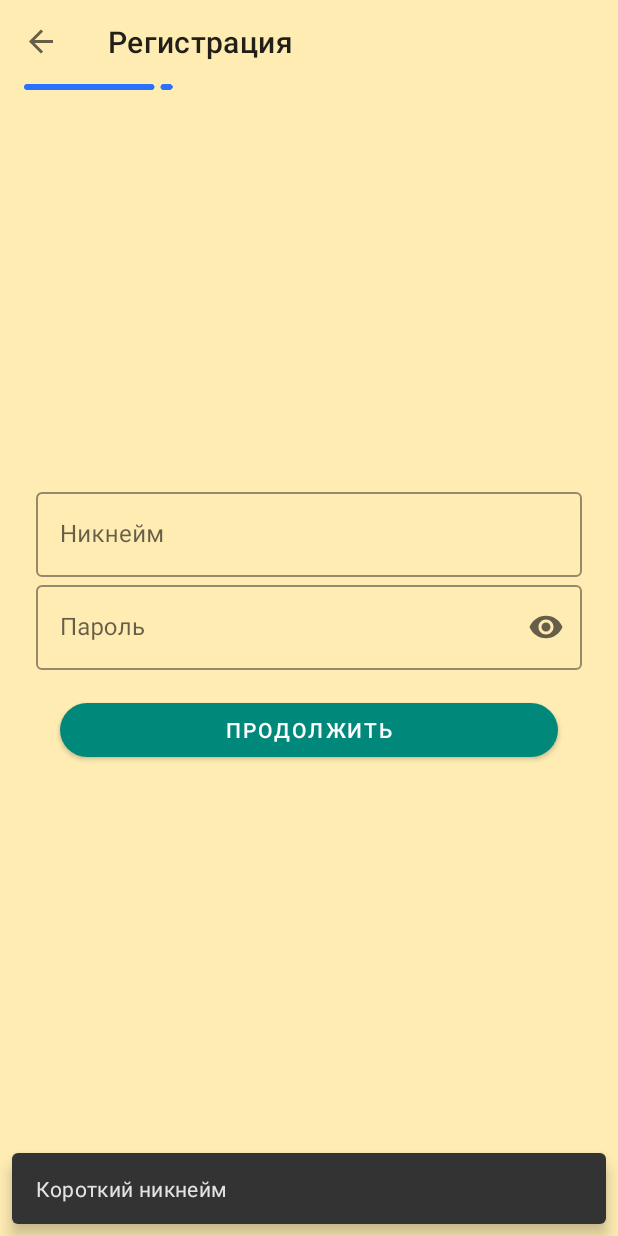
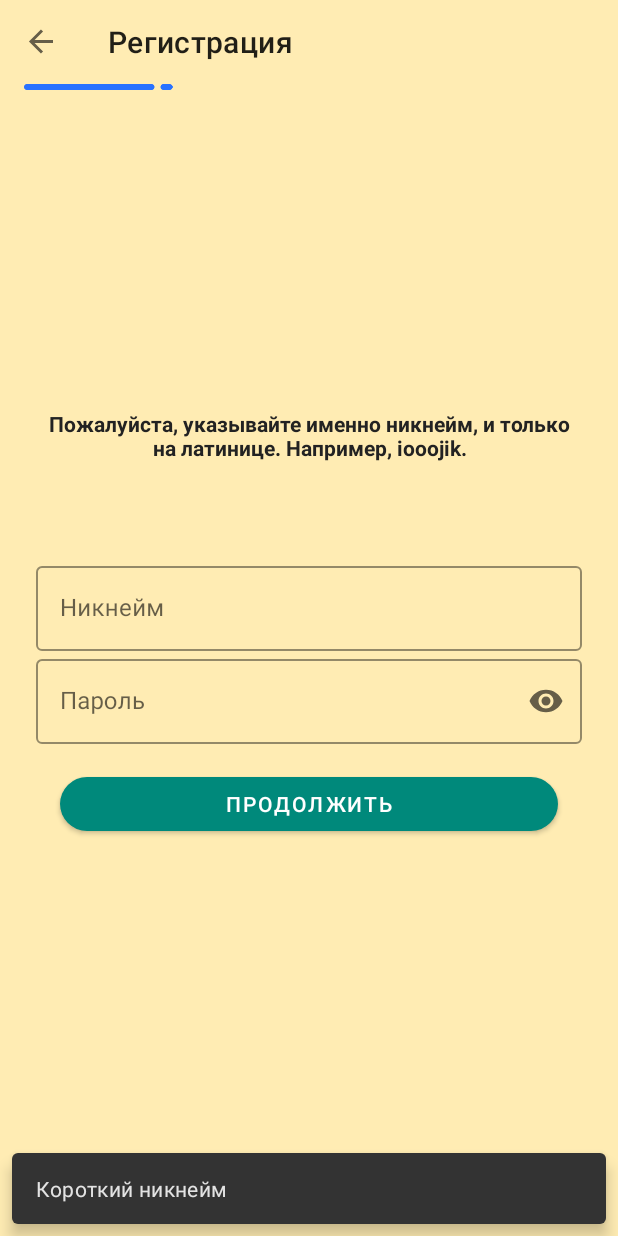
Before and after one commit to iooojik/anon_meet_kotlin, an Android app: the screen it shows after launch (MainActivity), after a tap on "ЗАРЕГИСТРИРОВАТЬСЯ", on a phone screen of 412 x 824 dp. Run offline under Robolectric (Android 15) with nearby library versions, the phone set to English and light mode, and no system bars; our stand-ins replace AdMob, Room's generated code, data binding, navigation-ui; pictures from the network do not load; 2 statements that could not run were skipped; 2 other taps on this screen came first.

Commit message:
app info fragment was added

```diff
--- a/app/build.gradle
+++ b/app/build.gradle
@@ -12,8 +12,8 @@ android {
         applicationId "iooojik.anon.meet"
         minSdk 23
         targetSdk 31
-        versionCode 5
-        versionName "1.0.2"
+        versionCode 6
+        versionName "1.1.0"
         vectorDrawables.useSupportLibrary = true
         testInstrumentationRunner "androidx.test.runner.AndroidJUnitRunner"
         //room
@@ -48,6 +48,8 @@ android {
 }
 
 dependencies {
+    implementation 'com.squareup.picasso:picasso:2.71828'
+    implementation 'jp.wasabeef:picasso-transformations:2.4.0'
     implementation 'androidx.navigation:navigation-fragment-ktx:2.3.5'
     implementation 'androidx.navigation:navigation-ui-ktx:2.3.5'
     androidTestImplementation "androidx.navigation:navigation-testing:2.3.5"
--- a/app/src/main/java/iooojik/anon/meet/ui/auth/registration/RegistrationFragment1.kt
+++ b/app/src/main/java/iooojik/anon/meet/ui/auth/registration/RegistrationFragment1.kt
@@ -1,6 +1,7 @@
 package iooojik.anon.meet.ui.auth.registration
 
 import android.os.Bundle
+import android.text.InputFilter
 import android.view.LayoutInflater
 import android.view.View
 import android.view.ViewGroup
@@ -21,10 +22,25 @@ class RegistrationFragment1 : Fragment(), RegistrationFragment1Logic {
     ): View {
         binding = FragmentRegistration1Binding.inflate(inflater)
         binding.fragment = this
+        setNicknameFilter()
         return binding.root
     }
 
-    fun goToNextStep(view: View){
+    private fun setNicknameFilter() {
+        binding.nicknameTextField.editText!!.filters =
+            arrayOf(InputFilter { src, _, _, _, _, _ ->
+                if (src.equals("")) {
+                    return@InputFilter src
+                }
+                if (src.toString().matches("[a-zA-Z0-9]+".toRegex())) {
+                    return@InputFilter src
+                }
+                return@InputFilter ""
+            }
+            )
+    }
+
+    fun goToNextStep(view: View) {
         User.mUserLogin = binding.nicknameTextField.editText!!.text.trim().toString()
         User.mPassword = binding.passwordTextField.editText!!.text.trim().toString()
         if (checkNicknameAndPasswordLength(
@@ -37,7 +53,7 @@ class RegistrationFragment1 : Fragment(), RegistrationFragment1Logic {
         }
     }
 
-    fun onLayoutClick(view: View){
+    fun onLayoutClick(view: View) {
         hideKeyBoard(requireActivity(), binding.root)
         binding.passwordTextField.clearFocus()
         binding.nicknameTextField.clearFocus()
--- a/app/src/main/res/layout/fragment_registration1.xml
+++ b/app/src/main/res/layout/fragment_registration1.xml
@@ -27,6 +27,14 @@
             app:layout_constraintStart_toStartOf="parent"
             app:layout_constraintTop_toTopOf="parent">
 
+            <TextView
+                android:layout_width="match_parent"
+                android:layout_height="wrap_content"
+                android:layout_marginBottom="@dimen/standard_margin_large2"
+                android:text="@string/registration_info"
+                android:textAlignment="center"
+                android:textStyle="bold" />
+
             <com.google.android.material.textfield.TextInputLayout
                 android:id="@+id/nickname_text_field"
                 android:layout_width="match_parent"
@@ -36,7 +44,7 @@
                 <com.google.android.material.textfield.TextInputEditText
                     android:layout_width="match_parent"
                     android:layout_height="wrap_content"
-                    android:inputType="text" />
+                    android:inputType="textEmailAddress" />
 
             </com.google.android.material.textfield.TextInputLayout>
 
--- a/app/src/main/res/layout/profile_header.xml
+++ b/app/src/main/res/layout/profile_header.xml
@@ -4,7 +4,6 @@
     xmlns:tools="http://schemas.android.com/tools">
 
     <data>
-
         <variable
             name="user"
             type="iooojik.anon.meet.data.models.UserViewModel" />
@@ -16,8 +15,8 @@
 
         <ImageView
             android:id="@+id/avatar"
-            android:layout_width="50dp"
-            android:layout_height="50dp"
+            android:layout_width="70dp"
+            android:layout_height="70dp"
             android:layout_marginStart="8dp"
             android:layout_marginTop="8dp"
             android:contentDescription="@string/avatar"
@@ -33,7 +32,6 @@
             android:layout_marginStart="8dp"
             android:layout_marginBottom="8dp"
             android:text="@{@string/text_view_age(String.format(`%s`, user.userLiveData.userLogin), String.format(`%s`, user.userLiveData.filter.myAge))}"
-            android:textColor="@android:color/black"
             android:textSize="20sp"
             app:layout_constraintBottom_toTopOf="@+id/reputation"
             app:layout_constraintStart_toEndOf="@+id/avatar"
--- a/app/src/main/res/navigation/app_navigation.xml
+++ b/app/src/main/res/navigation/app_navigation.xml
@@ -19,7 +19,7 @@
                 app:enterAnim="@anim/nav_default_enter_anim"
                 app:exitAnim="@anim/nav_default_exit_anim"
                 app:popEnterAnim="@anim/nav_default_pop_enter_anim"
-                app:popExitAnim="@anim/nav_default_pop_exit_anim"/>
+                app:popExitAnim="@anim/nav_default_pop_exit_anim" />
         </fragment>
         <fragment
             android:id="@+id/registrationFragment1"
@@ -32,20 +32,20 @@
                 app:enterAnim="@anim/nav_default_enter_anim"
                 app:exitAnim="@anim/nav_default_exit_anim"
                 app:popEnterAnim="@anim/nav_default_pop_enter_anim"
-                app:popExitAnim="@anim/nav_default_pop_exit_anim"/>
+                app:popExitAnim="@anim/nav_default_pop_exit_anim" />
             <action
                 android:id="@+id/action_registrationFragment1_to_loginFragment"
                 app:destination="@id/loginFragment"
                 app:enterAnim="@anim/nav_default_enter_anim"
                 app:exitAnim="@anim/nav_default_exit_anim"
                 app:popEnterAnim="@anim/nav_default_pop_enter_anim"
-                app:popExitAnim="@anim/nav_default_pop_exit_anim"/>
+                app:popExitAnim="@anim/nav_default_pop_exit_anim" />
         </fragment>
         <fragment
             android:id="@+id/registrationFragment2"
             android:name="iooojik.anon.meet.ui.auth.registration.RegistrationFragment2"
             android:label="@string/register_fragment2_title"
-            tools:layout="@layout/fragment_registration2" >
+            tools:layout="@layout/fragment_registration2">
             <action
                 android:id="@+id/action_registrationFragment2_to_registrationFragment1"
                 app:destination="@id/registrationFragment1" />
@@ -56,7 +56,7 @@
             app:enterAnim="@anim/nav_default_enter_anim"
             app:exitAnim="@anim/nav_default_exit_anim"
             app:popEnterAnim="@anim/nav_default_pop_enter_anim"
-            app:popExitAnim="@anim/nav_default_pop_exit_anim"/>
+            app:popExitAnim="@anim/nav_default_pop_exit_anim" />
     </navigation>
     <navigation
         android:id="@+id/main_process_navigation"
@@ -81,15 +81,23 @@
                 app:exitAnim="@anim/nav_default_exit_anim"
                 app:popEnterAnim="@anim/nav_default_pop_enter_anim"
                 app:popExitAnim="@anim/nav_default_pop_exit_anim" />
+
         </fragment>
         <fragment
             android:id="@+id/settingsFragment"
             android:name="iooojik.anon.meet.ui.settings.SettingsFragment"
             android:label="@string/settings_title"
-            tools:layout="@layout/fragment_settings" >
+            tools:layout="@layout/fragment_settings">
             <action
                 android:id="@+id/action_settingsFragment_to_filtersFragment"
                 app:destination="@id/filtersFragment"
+                app:enterAnim="@anim/nav_default_enter_anim"
+                app:exitAnim="@anim/nav_default_exit_anim"
+                app:popEnterAnim="@anim/nav_default_pop_enter_anim"
+                app:popExitAnim="@anim/nav_default_pop_exit_anim" />
+            <action
+                android:id="@+id/action_settingsFragment_to_aboutAppFragment"
+                app:destination="@id/aboutAppFragment"
                 app:enterAnim="@anim/nav_default_enter_anim"
                 app:exitAnim="@anim/nav_default_exit_anim"
                 app:popEnterAnim="@anim/nav_default_pop_enter_anim"
@@ -99,7 +107,7 @@
             android:id="@+id/chatProcessFragment"
             android:name="iooojik.anon.meet.ui.chat.ChatProcessFragment"
             android:label="@string/anonim"
-            tools:layout="@layout/fragment_chat_process" >
+            tools:layout="@layout/fragment_chat_process">
             <action
                 android:id="@+id/action_chatProcessFragment_to_filtersFragment"
                 app:destination="@id/filtersFragment"
@@ -114,7 +122,14 @@
             app:enterAnim="@anim/nav_default_enter_anim"
             app:exitAnim="@anim/nav_default_exit_anim"
             app:popEnterAnim="@anim/nav_default_pop_enter_anim"
-            app:popExitAnim="@anim/nav_default_pop_exit_anim"/>
+            app:popExitAnim="@anim/nav_default_pop_exit_anim" />
+        <fragment
+            android:id="@+id/aboutAppFragment"
+            android:name="iooojik.anon.meet.ui.about.app.AboutAppFragment"
+            android:label="@string/about_app"
+            tools:layout="@layout/fragment_about_app">
+
+        </fragment>
     </navigation>
 
 </navigation>
--- a/app/src/main/res/values/ad_ids.xml
+++ b/app/src/main/res/values/ad_ids.xml
@@ -1,9 +1,9 @@
 <?xml version="1.0" encoding="utf-8"?>
 <resources>
     <!--test ca-app-pub-3940256099942544~3347511713 original ca-app-pub-6737046334774794~7029402696-->
-    <string name="app_id">ca-app-pub-6737046334774794~7029402696</string>
+    <string name="app_id">ca-app-pub-3940256099942544~3347511713</string>
     <!--test ca-app-pub-3940256099942544/1033173712 original ca-app-pub-6737046334774794/8707292352-->
-    <string name="interstitial_id">ca-app-pub-6737046334774794/8707292352</string>
+    <string name="interstitial_id">ca-app-pub-3940256099942544/1033173712</string>
     <!--test ca-app-pub-3940256099942544/6300978111 original ca-app-pub-6737046334774794/3040565533-->
-    <string name="banner_id">ca-app-pub-6737046334774794/3040565533</string>
+    <string name="banner_id">ca-app-pub-3940256099942544/6300978111</string>
 </resources>
--- a/app/src/main/res/values/dimens.xml
+++ b/app/src/main/res/values/dimens.xml
@@ -4,6 +4,7 @@
     <dimen name="standard_margin">16dp</dimen>
     <dimen name="standard_margin_2">8dp</dimen>
     <dimen name="standard_margin_large">36dp</dimen>
+    <dimen name="standard_margin_large2">64dp</dimen>
     <dimen name="message_input_dimen">4dp</dimen>
     <dimen name="message_bubble_corners">8dp</dimen>
 </resources>
--- a/app/src/main/res/values/strings.xml
+++ b/app/src/main/res/values/strings.xml
@@ -8,7 +8,7 @@
     <string name="register_fragment_subtitle">Никто, кроме тебя, не будет их знать</string>
     <string name="turn_on_dark_mode">Включить ночной режим</string>
     <string name="turn_off_dark_mode">Выключить ночной режим</string>
-    <string name="turn_on_off_dark_mode">Включить/Выключить ночной режим</string>
+    <string name="turn_on_off_dark_mode">Ночной режим</string>
     <string name="nickname">Никнейм</string>
     <string name="password">Пароль</string>
     <string name="login">Войти</string>
@@ -50,6 +50,19 @@
     <string name="hello_blank_fragment" translatable="false">Hello blank fragment</string>
     <string name="message_seen" translatable="false">message_seen</string>
     <string name="avatar" translatable="false">avatar</string>
+    <string name="registration_info">Пожалуйста, указывайте именно никнейм, и только на латинице. Например, iooojik.</string>
+    <string name="registration_info2">Пожалуйста, указывайте настоящую дату рождения. Дальше вы не сможете изменить её.</string>
+    <string name="registration_info2_2">Регистрируясь, Вы принимаете наше Соглашение
+        об обработке персональных данных и Условия использования. (Нажмите на данное сообщение, чтобы просмотреть их)</string>
+    <string name="about_app">О приложении</string>
+    <string name="logo">Логотип</string>
+    <string name="app_version">Версия %1$s</string>
+    <string name="mark_app">Оценить приложение</string>
+    <string name="policy_conf">Политика конфиденциальности</string>
+    <string name="terms_of_use">Правила пользования</string>
+    <string name="contacts">Контакты</string>
+    <string name="vk">ВКонтакте</string>
+    <string name="telegram" translatable="false">Telegram</string>
 
 
 </resources>
```
Also changed, not shown: app/src/main/java/iooojik/anon/meet/data/models/User.kt (+11 -1 lines), app/src/main/java/iooojik/anon/meet/scripts.kt (+8 -0 lines), app/src/main/java/iooojik/anon/meet/ui/about/app/AboutAppFragment.kt (added, +52 -0 lines), app/src/main/java/iooojik/anon/meet/ui/auth/registration/RegistrationFragment2.kt (+8 -0 lines), app/src/main/java/iooojik/anon/meet/ui/settings/SettingsFragment.kt (+7 -2 lines), app/src/main/res/layout/fragment_about_app.xml (added, +124 -0 lines), app/src/main/res/layout/fragment_registration2.xml (+18 -0 lines), app/src/main/res/layout/fragment_settings.xml (+31 -13 lines), app/src/main/res/drawable/telegram_logo.png (added), app/src/main/res/drawable/vk_logo.png (added).
